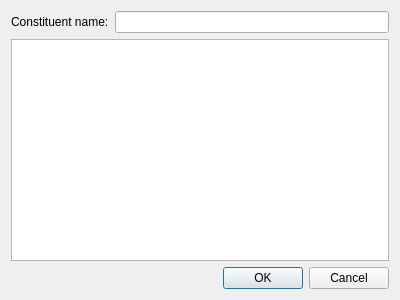
echmet/PeakMasterNG, file src/ui/pickconstituentfromdbdialog.ui: the form before one commit.
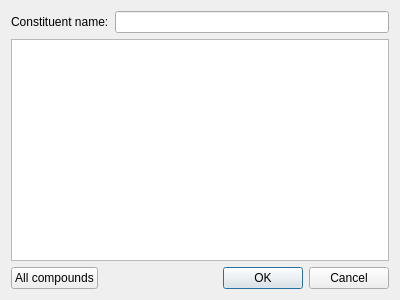
The form after the commit. Custom widgets are drawn as their Qt base class.

The edit to the form file:
```diff
--- a/src/ui/pickconstituentfromdbdialog.ui
+++ b/src/ui/pickconstituentfromdbdialog.ui
@@ -32,6 +32,15 @@
     <widget class="DatabaseTableView" name="qtbv_constituents"/>
    </item>
    <item>
+    <layout class="QHBoxLayout" name="horizontalLayout_2">
+     <item>
+      <widget class="QPushButton" name="qpb_allCompounds">
+       <property name="text">
+        <string>All compounds</string>
+       </property>
+      </widget>
+     </item>
+     <item>
     <widget class="QDialogButtonBox" name="buttonBox">
      <property name="orientation">
       <enum>Qt::Horizontal</enum>
@@ -40,6 +49,8 @@
       <set>QDialogButtonBox::Cancel|QDialogButtonBox::Ok</set>
      </property>
     </widget>
+     </item>
+    </layout>
    </item>
   </layout>
  </widget>
```
Lines whose indentation alone changed are shown as unchanged.
